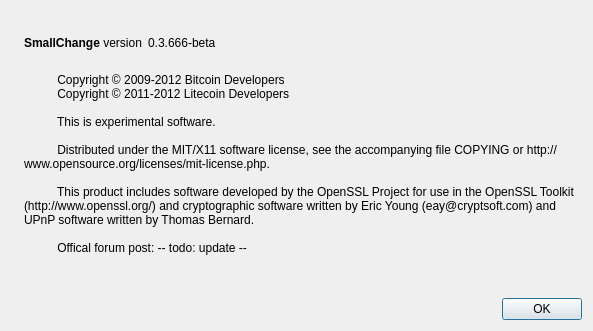
The window that src/qt/forms/aboutdialog.ui (chen0137/worldo_alpha) describes before a commit, drawn with Qt 5.
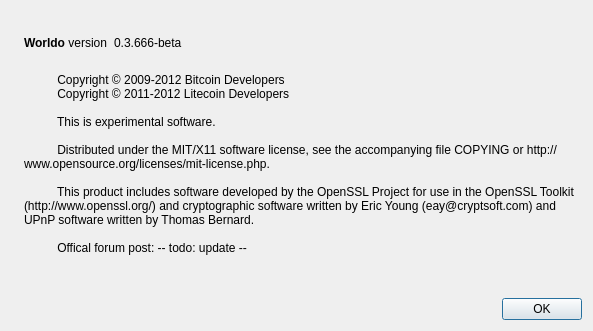
The same window after the commit. Icons and pictures are not drawn.

```diff
--- a/src/qt/forms/aboutdialog.ui
+++ b/src/qt/forms/aboutdialog.ui
@@ -50,7 +50,7 @@
           <cursorShape>IBeamCursor</cursorShape>
          </property>
          <property name="text">
-          <string>&lt;b&gt;SmallChange&lt;/b&gt; version</string>
+          <string>&lt;b&gt;Worldo&lt;/b&gt; version</string>
          </property>
          <property name="textInteractionFlags">
           <set>Qt::LinksAccessibleByMouse|Qt::TextSelectableByKeyboard|Qt::TextSelectableByMouse</set>
```
Left out of the diff: 2 changed lines with no effect on the pictures.
